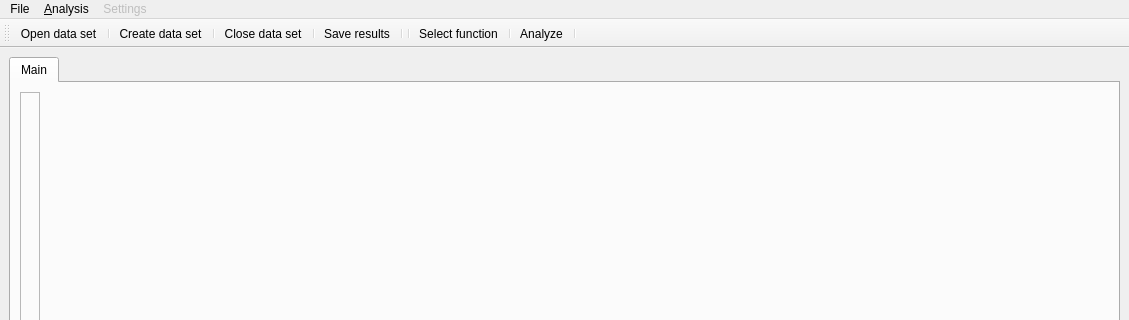
The window that Resources/UI/blits.ui (ubenu/Blits) describes before a commit, drawn with Qt 5; both pictures show x 0 to 1129 and y 0 to 320 of the 1129 by 802 pixel window.
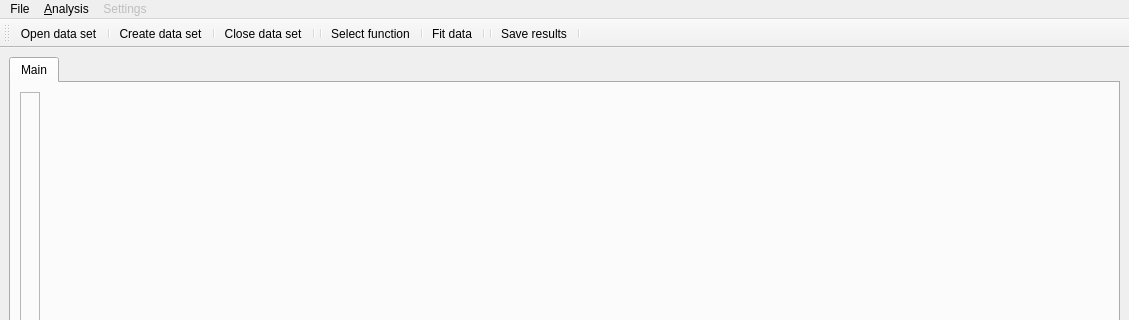
The same window after the commit. Icons and pictures are not drawn.

```diff
--- a/Resources/UI/blits.ui
+++ b/Resources/UI/blits.ui
@@ -128,13 +128,14 @@
    <addaction name="separator"/>
    <addaction name="action_close"/>
    <addaction name="separator"/>
-   <addaction name="action_save"/>
-   <addaction name="separator"/>
    <addaction name="separator"/>
    <addaction name="action_function"/>
    <addaction name="separator"/>
    <addaction name="action_analyze"/>
    <addaction name="separator"/>
+   <addaction name="separator"/>
+   <addaction name="action_save"/>
+   <addaction name="separator"/>
   </widget>
   <action name="action_save">
    <property name="enabled">
@@ -184,7 +185,7 @@
     <bool>false</bool>
    </property>
    <property name="text">
-    <string>Analyze</string>
+    <string>Fit data</string>
    </property>
   </action>
   <action name="action_close">
```
Left out of the diff: 5 changed lines with no effect on the pictures.
